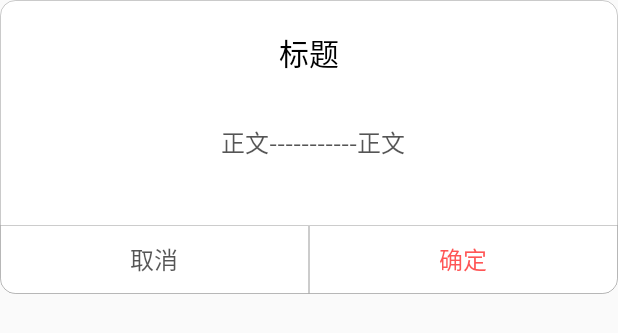
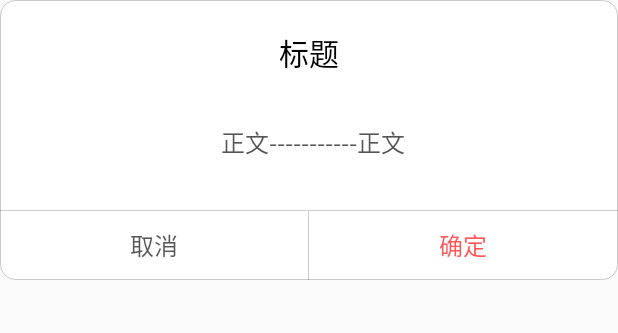
Before and after one commit to CysionLiu/WeDialog, an Android app: the layout we_dialog_normal.xml on its own in the app's theme, with its tools: preview values and no code run, on a phone screen of 412 x 824 dp. Shown: the top 333 px of the screen. Run offline under Robolectric (Android 15) with nearby library versions, the phone set to English and light mode, and no system bars.

Commit message:
调整ui

```diff
--- a/wedialog/src/main/java/com/cysion/wedialog/dialogs/NormalDialog.kt
+++ b/wedialog/src/main/java/com/cysion/wedialog/dialogs/NormalDialog.kt
@@ -127,6 +127,7 @@ class NormalDialog : DialogFragment() {
                 we_tv_text.setTextSize(mTextSize.toFloat())
             }
             we_btn_negative.visibility = if (mShowOneBtn) View.GONE else View.VISIBLE
+            we_normal_divider.visibility = if (mShowOneBtn) View.GONE else View.VISIBLE
             we_btn_positive.setOnClickListener {
                 mListenerHolder?.aYesHandler?.invoke(this@NormalDialog)
             }
--- a/wedialog/src/main/res/layout/we_dialog_normal.xml
+++ b/wedialog/src/main/res/layout/we_dialog_normal.xml
@@ -3,9 +3,9 @@
     android:id="@+id/parent_panel"
     android:layout_width="match_parent"
     android:layout_height="wrap_content"
-    android:paddingTop="@dimen/we_normal_box_pad"
     android:background="@drawable/we_shape_round_dialog"
-    android:orientation="vertical">
+    android:orientation="vertical"
+    android:paddingTop="@dimen/we_normal_box_pad">
 
 
     <TextView
@@ -32,11 +32,14 @@
         android:textColor="@color/we_text_color"
         android:textSize="@dimen/we_text_size" />
 
+    <View
+        android:background="@color/we_gray"
+        android:layout_width="match_parent"
+        android:layout_height="1px"/>
 
     <LinearLayout
         android:layout_width="match_parent"
         android:layout_height="46dp"
-        android:layout_marginTop="10dp"
         android:orientation="horizontal">
 
         <Button
@@ -44,22 +47,27 @@
             android:layout_width="0dip"
             android:layout_height="match_parent"
             android:layout_weight="1"
-            android:background="@drawable/we_shape_round_left_button"
+            android:background="@null"
             android:gravity="center"
-            android:textAllCaps="false"
             android:maxLines="1"
             android:text="@string/we_str_no_text"
+            android:textAllCaps="false"
             android:textColor="@color/we_no_color"
-            android:textSize="@dimen/we_no_size" />
-
+            android:textSize="@dimen/we_no_size"
+            android:visibility="visible" />
+        <View
+            android:id="@+id/we_normal_divider"
+            android:background="@color/we_gray"
+            android:layout_width="1px"
+            android:layout_height="match_parent"/>
 
         <Button
             android:id="@+id/we_btn_positive"
             android:layout_width="0dip"
             android:layout_height="match_parent"
             android:layout_weight="1"
+            android:background="@null"
             android:gravity="center"
-            android:background="@drawable/we_shape_round_right_button"
             android:maxLines="1"
             android:text="@string/we_str_yes_text"
             android:textAllCaps="false"
```
Also changed, not shown: wedialog/src/main/res/values/styles.xml (added, +9 -0 lines), 1 other file.
